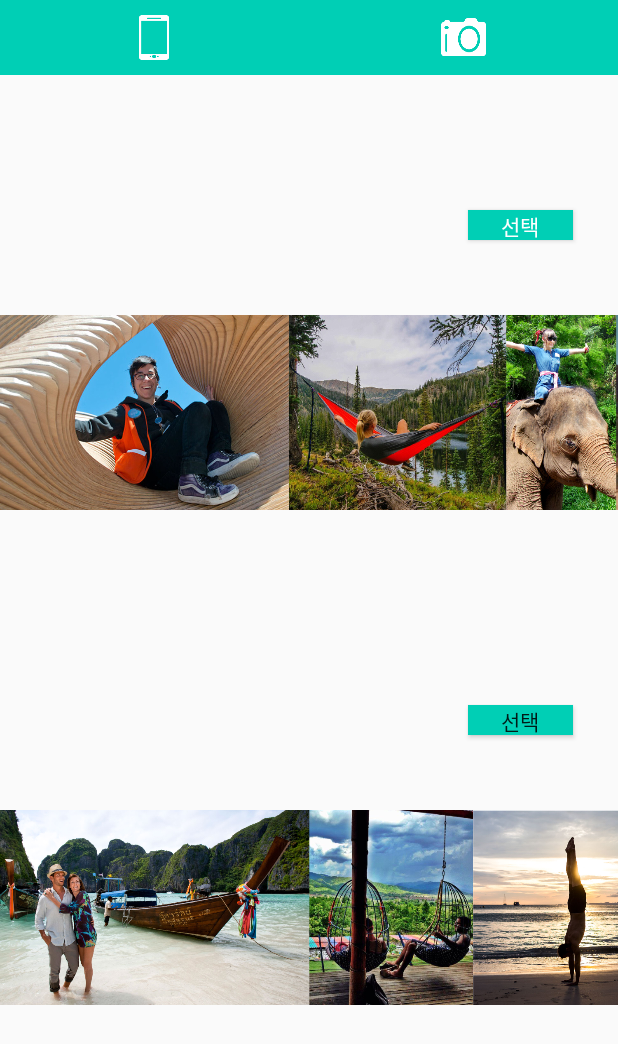
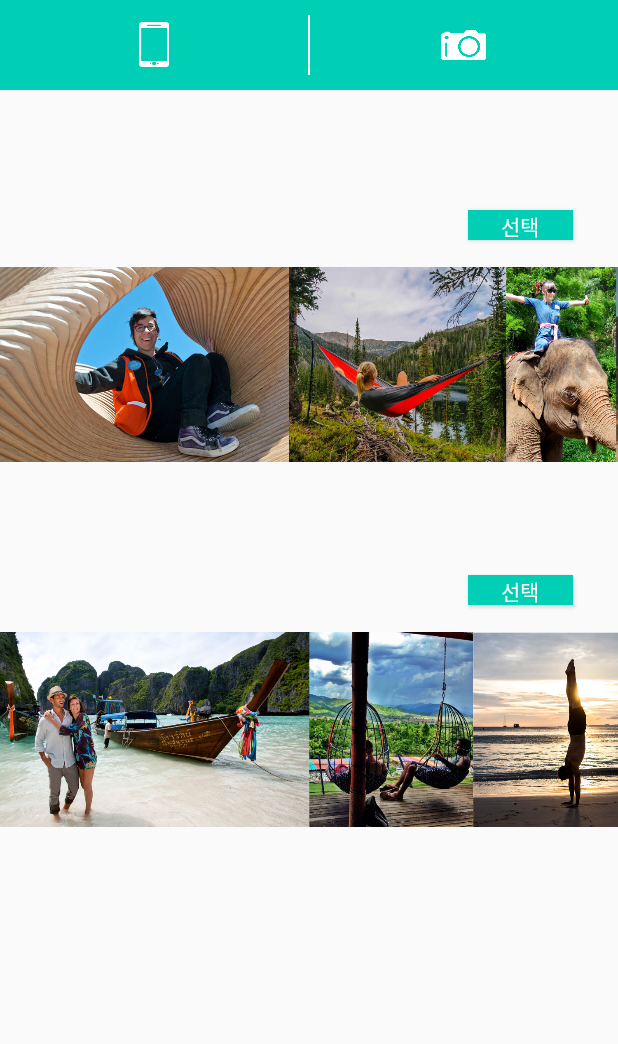
Before and after one commit to Curookie/startupwe-piccle, an Android app: the layout activity_show_giver_list.xml on its own in the app's theme, with its tools: preview values and no code run, on a phone screen of 412 x 824 dp. Shown: the top 1044 px of the screen. Run offline under Robolectric (Android 15) with nearby library versions, the phone set to English and light mode, and no system bars.

Commit message:
giver list 뷰 수정

```diff
--- a/app/src/main/AndroidManifest.xml
+++ b/app/src/main/AndroidManifest.xml
@@ -9,6 +9,10 @@
         android:supportsRtl="true"
         android:theme="@style/AppTheme">
         <activity android:name=".MainActivity">
+            <intent-filter>
+                <action android:name="android.intent.action.MAIN" />
+                <category android:name="android.intent.category.LAUNCHER" />
+            </intent-filter>
         </activity>
         <activity android:name=".LoginActivity" />
         <activity android:name=".StartActivity">
@@ -22,10 +26,7 @@
         <activity android:name=".GiveMainActivity"></activity>
         <activity android:name=".TakeMypageActivity" />
         <activity android:name=".ShowGiverListActivity">
-            <intent-filter>
-                <action android:name="android.intent.action.MAIN" />
-                <category android:name="android.intent.category.LAUNCHER" />
-            </intent-filter>
+
         </activity>
     </application>
 </manifest>
--- a/app/src/main/res/layout/activity_show_giver_list.xml
+++ b/app/src/main/res/layout/activity_show_giver_list.xml
@@ -30,6 +30,13 @@
                 android:layout_width="20dp" />
         </FrameLayout>
 
+        <View
+            android:layout_width="1dip"
+            android:layout_height="40dp"
+            android:background="#FFFFFFFF"
+            />
+
+
         <FrameLayout
             android:layout_width="match_parent"
             android:layout_height="match_parent"
@@ -39,7 +46,7 @@
                 android:id="@+id/dslrB"
                 android:background="@mipmap/img_dlsr"
                 android:layout_width="30dp"
-                android:layout_height="25dp"
+                android:layout_height="20dp"
                 android:layout_gravity="center_vertical|center" />
         </FrameLayout>
 
@@ -53,15 +60,15 @@
         android:layout_width="70dp"
         android:layout_gravity="right"
         android:layout_marginRight="30dp"
-        android:layout_marginTop="70dp"
+        android:layout_marginTop="60dp"
         android:textColor="@android:color/white" />
 
     <ImageView
         android:id="@+id/portfolioView1"
 	    android:background="@mipmap/firstimg1"
         android:layout_width="match_parent"
-        android:layout_marginBottom="80dp"
-        android:layout_marginTop="50dp"
+        android:layout_marginBottom="75dp"
+        android:layout_marginTop="18dp"
         android:layout_height="130dp" />
 
     <Button
@@ -72,8 +79,8 @@
         android:layout_width="70dp"
         android:layout_gravity="right"
         android:layout_marginRight="30dp"
-        android:layout_marginTop="50dp"
-        android:layout_marginBottom="50dp" />
+        android:layout_marginBottom="18dp"
+        android:textColor="@android:color/white"/>
 
     <ImageView
         android:id="@+id/portfolioView2"
```
